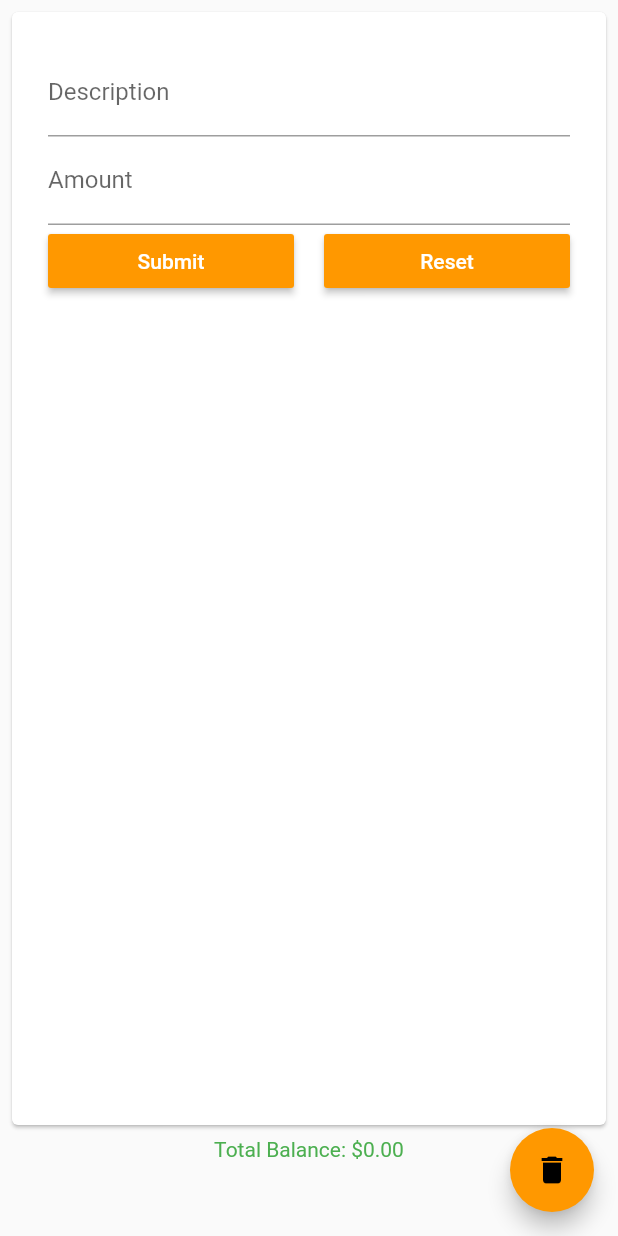
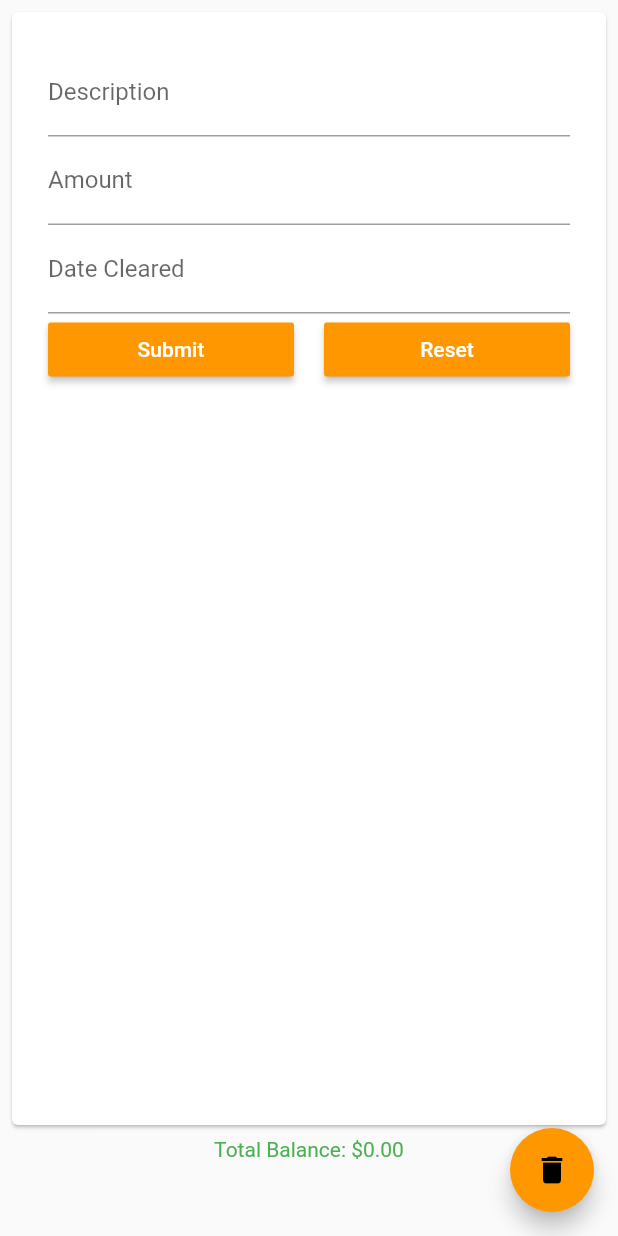
Before and after one commit to shanesblume13/budget-app, a Flutter app: the TransactionDetailPage screen opened directly, on a phone screen of 412 x 824 dp. Run offline on Flutter 3.47's test engine with Material 2 defaults, Android fonts, the phone set to English and light mode, and no system bars; drawn by our look-alikes of flutter_form_builder; our stand-ins replace cloud_firestore, firebase_core, get; accounts and stored records are empty.

Commit message:
Extracting transaction details card widgets.

```diff
--- a/lib/Repository/transaction_repository.dart
+++ b/lib/Repository/transaction_repository.dart
@@ -6,7 +6,9 @@ class TransactionRepository {
       cf.FirebaseFirestore.instance.collection('transactions');
 
   Stream<Iterable<Transaction>> getTransactionList() {
+    // TODO Put Pending transactions at top of list. Maybe by combining two lists?
     return transactionsCollectionReference
+        .orderBy('clearedDate', descending: true)
         .get()
         .then((snapshot) {
       return snapshot.docs.map((doc) => Transaction.fromDocument(doc)).toList();
--- a/lib/View/Transaction/components/transaction_detail_card.dart
+++ b/lib/View/Transaction/components/transaction_detail_card.dart
@@ -1,10 +1,10 @@
 import 'package:budget/Controller/transaction_controller.dart';
 import 'package:budget/Model/transaction.dart';
-import 'package:budget/View/Transaction/transactions_page.dart';
 import 'package:flutter/material.dart';
 import 'package:flutter_form_builder/flutter_form_builder.dart';
 import 'package:get/get.dart';
 
+// TODO Break widgets at bottom into their own files.
 class TransactionDetailCard extends StatelessWidget {
   final Transaction transaction;
 
@@ -28,12 +28,112 @@ class TransactionDetailCard extends StatelessWidget {
         padding: EdgeInsets.all(24),
         child: Column(
           children: [
-            FormBuilder(
+            TransactionFormBuilder(
+                formKey: _formKey,
+                transaction: transaction,
+                amountDollarString: amountDollarString),
+            TransactionButtonRow(
+                formKey: _formKey,
+                transactionController: _transactionController)
+          ],
+        ),
+      ),
+    );
+  }
+}
+
+class TransactionFormBuilder extends StatelessWidget {
+  const TransactionFormBuilder({
+    Key key,
+    @required GlobalKey<FormBuilderState> formKey,
+    @required this.transaction,
+    @required this.amountDollarString,
+  })  : _formKey = formKey,
+        super(key: key);
+
+  final GlobalKey<FormBuilderState> _formKey;
+  final Transaction transaction;
+  final String amountDollarString;
+
+  @override
+  Widget build(BuildContext context) {
+    return FormBuilder(
       key: _formKey,
       autovalidateMode: AutovalidateMode.always,
       child: Column(
         children: [
-                  FormBuilderTextField(
+          TransactionFormDescriptionText(transaction: transaction),
+          TransactionFormAmountText(amountDollarString: amountDollarString),
+          TransactionFormClearedDatePicker(transaction: transaction),
+        ],
+      ),
+    );
+  }
+}
+
+class TransactionFormClearedDatePicker extends StatelessWidget {
+  const TransactionFormClearedDatePicker({
+    Key key,
+    @required this.transaction,
+  }) : super(key: key);
+
+  final Transaction transaction;
+
+  @override
+  Widget build(BuildContext context) {
+    return FormBuilderDateTimePicker(
+      name: 'clearedDate',
+      // onChanged: _onChanged,
+      inputType: InputType.date,
+      decoration: InputDecoration(
+        labelText: 'Date Cleared',
+      ),
+      initialValue: transaction.clearedDate,
+      initialDate: transaction.clearedDate,
+      // initialValue: DateTime.now(),
+      // enabled: true,
+    );
+  }
+}
+
+class TransactionFormAmountText extends StatelessWidget {
+  const TransactionFormAmountText({
+    Key key,
+    @required this.amountDollarString,
+  }) : super(key: key);
+
+  final String amountDollarString;
+
+  @override
+  Widget build(BuildContext context) {
+    return FormBuilderTextField(
+      name: 'amount',
+      decoration: InputDecoration(
+        labelText: 'Amount',
+      ),
+      initialValue: amountDollarString,
+      valueTransformer: (text) => num.tryParse(text).toStringAsFixed(2),
+      validator: FormBuilderValidators.compose([
+        FormBuilderValidators.required(context),
+        FormBuilderValidators.numeric(context),
+      ]),
+      keyboardType:
+          TextInputType.numberWithOptions(signed: false, decimal: true),
+    );
+  }
+}
+
+class TransactionFormDescriptionText extends StatelessWidget {
+  const TransactionFormDescriptionText({
+    Key key,
+    @required this.transaction,
+  }) : super(key: key);
+
+  final Transaction transaction;
+
+  @override
+  Widget build(BuildContext context) {
+    return FormBuilderTextField(
       name: 'description',
       decoration: InputDecoration(
         labelText: 'Description',
@@ -45,54 +145,51 @@ class TransactionDetailCard extends StatelessWidget {
         FormBuilderValidators.max(context, 50),
       ]),
       keyboardType: TextInputType.text,
-                  ),
-                  FormBuilderTextField(
-                    name: 'amount',
-                    decoration: InputDecoration(
-                      labelText: 'Amount',
-                    ),
-                    initialValue: amountDollarString,
-                    valueTransformer: (text) =>
-                        num.tryParse(text).toStringAsFixed(2),
-                    validator: FormBuilderValidators.compose([
-                      FormBuilderValidators.required(context),
-                      FormBuilderValidators.numeric(context),
-                    ]),
-                    keyboardType: TextInputType.numberWithOptions(
-                        signed: false, decimal: true),
-                  ),
-                ],
-              ),
-            ),
-            Row(
+    );
+  }
+}
+
+class TransactionButtonRow extends StatelessWidget {
+  const TransactionButtonRow({
+    Key key,
+    @required GlobalKey<FormBuilderState> formKey,
+    @required TransactionController transactionController,
+  })  : _formKey = formKey,
+        _transactionController = transactionController,
+        super(key: key);
+
+  final GlobalKey<FormBuilderState> _formKey;
+  final TransactionController _transactionController;
+
+  @override
+  Widget build(BuildContext context) {
+    return Row(
       children: <Widget>[
         Expanded(
-                  child: MaterialButton(
-                    color: Theme.of(context).accentColor,
-                    child: Text(
-                      "Submit",
-                      style: TextStyle(color: Colors.white),
-                    ),
-                    onPressed: () {
-                      _formKey.currentState.save();
-                      if (_formKey.currentState.validate()) {
-                        Transaction newTransaction = Transaction(
-                          description: _formKey.currentState.value['description'],
-                          amount: double.tryParse(_formKey.currentState.value['amount']),
-                        );
-
-                        _transactionController.addTransaction(newTransaction);
-                      } else {
-                        print("validation failed");
-                      }
-
-                      Get.back();
-                    },
-                  ),
+          child: TransactionSubmitButton(
+              formKey: _formKey, transactionController: _transactionController),
         ),
         SizedBox(width: 20),
         Expanded(
-                  child: MaterialButton(
+          child: TransactionResetButton(formKey: _formKey),
+        ),
+      ],
+    );
+  }
+}
+
+class TransactionResetButton extends StatelessWidget {
+  const TransactionResetButton({
+    Key key,
+    @required GlobalKey<FormBuilderState> formKey,
+  })  : _formKey = formKey,
+        super(key: key);
+
+  final GlobalKey<FormBuilderState> _formKey;
+
+  @override
+  Widget build(BuildContext context) {
+    return MaterialButton(
       color: Theme.of(context).accentColor,
       child: Text(
         "Reset",
@@ -101,13 +198,47 @@ class TransactionDetailCard extends StatelessWidget {
       onPressed: () {
         _formKey.currentState.reset();
       },
-                  ),
-                ),
-              ],
-            )
-          ],
-        ),
-      ),
     );
   }
 }
+
+class TransactionSubmitButton extends StatelessWidget {
+  const TransactionSubmitButton({
+    Key key,
+    @required GlobalKey<FormBuilderState> formKey,
+    @required TransactionController transactionController,
+  })  : _formKey = formKey,
+        _transactionController = transactionController,
+        super(key: key);
+
+  final GlobalKey<FormBuilderState> _formKey;
+  final TransactionController _transactionController;
+
+  @override
+  Widget build(BuildContext context) {
+    return MaterialButton(
+      color: Theme.of(context).accentColor,
+      child: Text(
+        "Submit",
+        style: TextStyle(color: Colors.white),
+      ),
+      onPressed: () {
+        validateAndSaveTransaction();
+        Get.back();
+      },
+    );
+  }
+
+  void validateAndSaveTransaction() {
+    _formKey.currentState.save();
+    if (_formKey.currentState.validate()) {
+      Transaction newTransaction = Transaction(
+        description: _formKey.currentState.value['description'],
+        amount: double.tryParse(_formKey.currentState.value['amount']),
+        clearedDate: _formKey.currentState.value['clearedDate'],
+      );
+
+      _transactionController.addTransaction(newTransaction);
+    }
+  }
+}
--- a/lib/View/Transaction/components/transactions_list_tile.dart
+++ b/lib/View/Transaction/components/transactions_list_tile.dart
@@ -48,7 +48,7 @@ class TransactionsListTile extends StatelessWidget {
                         style: TextStyle(fontSize: 16),
                       ),
                       Text(
-                        transaction.clearedDate != null ? DateFormat.yMMMd().format(transaction.clearedDate) : 'Pending',
+                        transaction.clearedDate != null ? DateFormat.yMd().format(transaction.clearedDate) : 'Pending',
                         style: TextStyle(fontSize: 16),
                       ),
                     ],
```
Lines whose indentation alone changed are shown as unchanged.
